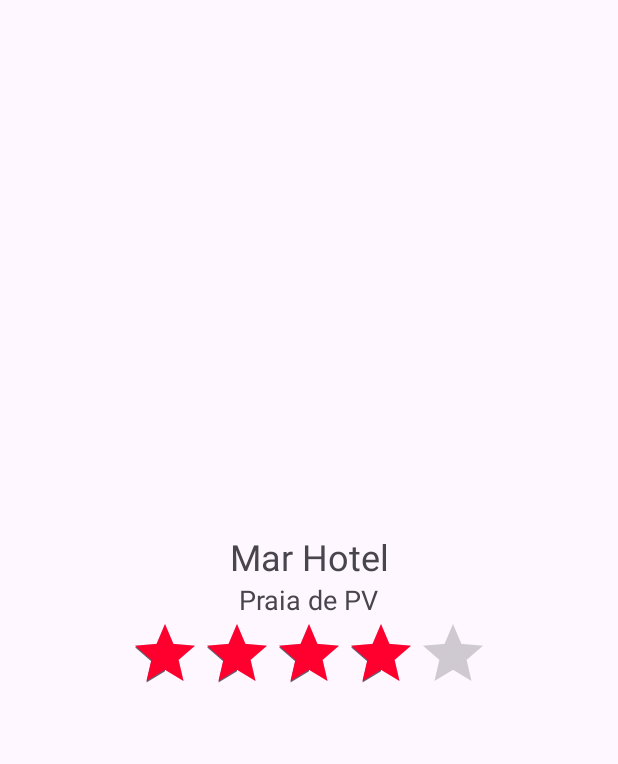
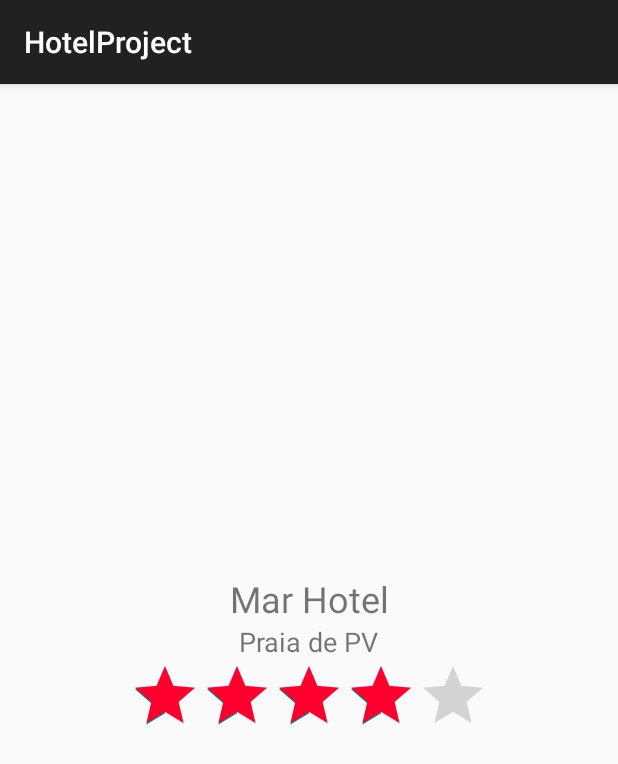
Before and after one commit to GabrielLarramendi/HotelProjectKotlin, an Android app: the screen it shows after launch (HotelDetailsActivity), after a tap on "Mar Hotel", on a phone screen of 412 x 824 dp. Shown: the top 764 px of the screen. Run offline under Robolectric (Android 15) with nearby library versions, the phone set to English and light mode, and no system bars; 1 other tap on this screen came first.

Commit message:
Adding Action Bar | Search Action

```diff
--- a/app/src/main/AndroidManifest.xml
+++ b/app/src/main/AndroidManifest.xml
@@ -10,7 +10,7 @@
         android:label="@string/app_name"
         android:roundIcon="@mipmap/ic_launcher_round"
         android:supportsRtl="true"
-        android:theme="@style/Theme.HotelProject"
+        android:theme="@style/AppTheme"
         tools:targetApi="31">
         <activity
             android:name=".activities.HotelDetailsActivity"
--- a/app/src/main/java/dominando/android/hotelproject/activities/MainActivity.kt
+++ b/app/src/main/java/dominando/android/hotelproject/activities/MainActivity.kt
@@ -2,16 +2,40 @@ package dominando.android.hotelproject.activities
 
 import androidx.appcompat.app.AppCompatActivity
 import android.os.Bundle
+import android.os.Handler
 import android.view.Menu
+import android.view.MenuItem
+import androidx.appcompat.widget.SearchView
+
 import dominando.android.hotelproject.R
 import dominando.android.hotelproject.fragments.HotelDetailsFragment
 import dominando.android.hotelproject.fragments.HotelListFragment
 import dominando.android.hotelproject.model.Hotel
 
-class MainActivity : AppCompatActivity(), HotelListFragment.OnHotelClickListener {
+class MainActivity : AppCompatActivity(),
+    HotelListFragment.OnHotelClickListener,
+    androidx.appcompat.widget.SearchView.OnQueryTextListener,
+    MenuItem.OnActionExpandListener {
+
+    private var lastSearchTerm: String = ""
+    private var searchView: SearchView? = null
+
+    private val listFragment: HotelListFragment by lazy {
+        supportFragmentManager.findFragmentById(R.id.fragmentList) as HotelListFragment }
+
     override fun onCreate(savedInstanceState: Bundle?) {
         super.onCreate(savedInstanceState)
         setContentView(R.layout.activity_main)
+    }
+
+    override fun onSaveInstanceState(outState: Bundle) {
+        super.onSaveInstanceState(outState)
+        outState.putString(EXTRA_SEARCH_TERM, lastSearchTerm)
+    }
+
+    override fun onRestoreInstanceState(savedInstanceState: Bundle) {
+        super.onRestoreInstanceState(savedInstanceState)
+        lastSearchTerm = savedInstanceState.getString(EXTRA_SEARCH_TERM) ?: ""
     }
 
     override fun onHotelClick(hotel: Hotel) {
@@ -23,13 +47,50 @@ class MainActivity : AppCompatActivity(), HotelListFragment.OnHotelClickListener
         }
     }
 
-    override fun onCreateOptionsMenu(menu: Menu?): Boolean {
-        return super.onCreateOptionsMenu(menu)
+    private fun showDetailsActivity(hotelId: Long) {
+        searchView?.setOnQueryTextListener(null)
+        HotelDetailsActivity.open(this, hotelId)
     }
 
-    private fun showDetailsActivity(hotelId: Long) {
-        HotelDetailsActivity.open(this, hotelId)
+    override fun onCreateOptionsMenu(menu: Menu?): Boolean {
+        menuInflater.inflate(R.menu.hotel, menu)
+        val searchItem = menu?.findItem(R.id.action_search)
+        searchItem?.setOnActionExpandListener(this)
+        searchView = searchItem?.actionView as SearchView
+        searchView?.queryHint = getString(R.string.hint_search)
+        searchView?.setOnQueryTextListener(this)
+
+        if(lastSearchTerm.isNotEmpty()) {
+            Handler().post {
+                val query = lastSearchTerm
+                searchItem.expandActionView()
+                searchView?.setQuery(query, true)
+                searchView?.clearFocus()
+            }
+        }
+        return true
     }
+
+    override fun onOptionsItemSelected(item: MenuItem): Boolean {
+        return super.onOptionsItemSelected(item)
+    }
+
+    override fun onQueryTextSubmit(query: String?) = true
+
+    override fun onQueryTextChange(newText: String?): Boolean {
+        lastSearchTerm = newText ?:""
+        listFragment.search(lastSearchTerm)
+        return true
+    }
+
+    override fun onMenuItemActionExpand(item: MenuItem) = true
+
+    override fun onMenuItemActionCollapse(item: MenuItem): Boolean {
+        lastSearchTerm = ""
+        listFragment.clearSearch()
+        return true
+    }
+
 
     private fun isTablet() = resources.getBoolean(R.bool.tablet)
     private fun isSmartphone() = resources.getBoolean(R.bool.smartphone)
@@ -37,9 +98,15 @@ class MainActivity : AppCompatActivity(), HotelListFragment.OnHotelClickListener
     private fun showDetailsFragment(hotelId: Long) {
         val fragment = HotelDetailsFragment.newInstance(hotelId)
 
+        searchView?.setOnQueryTextListener(null)
+
         supportFragmentManager
             .beginTransaction()
             .replace(R.id.details, fragment, HotelDetailsFragment.TAG_DETAILS)
             .commit()
     }
+
+    companion object {
+        const val EXTRA_SEARCH_TERM = "lastSearch"
+    }
 }
--- a/app/src/main/res/menu/hotel.xml
+++ b/app/src/main/res/menu/hotel.xml
@@ -21,7 +21,7 @@
         android:id="@+id/action_info"
         android:icon="@android:drawable/ic_menu_info_details"
         android:title="@string/action_info"
-        app:showAsAction="never|ifRoom" />
+        app:showAsAction="never" />
 
 
 
--- a/app/src/main/res/values-night/themes.xml
+++ /dev/null
@@ -1,7 +0,0 @@
-<resources xmlns:tools="http://schemas.android.com/tools">
-    <!-- Base application theme. -->
-    <style name="Base.Theme.HotelProject" parent="Theme.Material3.DayNight.NoActionBar">
-        <!-- Customize your dark theme here. -->
-        <!-- <item name="colorPrimary">@color/my_dark_primary</item> -->
-    </style>
-</resources>
--- /dev/null
+++ b/app/src/main/res/values/styles.xml
@@ -0,0 +1,6 @@
+<resources xmlns:tools="http://schemas.android.com/tools">
+    <style name="AppTheme" parent="Theme.AppCompat.Light.DarkActionBar">
+
+    </style>
+
+</resources>
--- a/app/src/main/res/values/themes.xml
+++ /dev/null
@@ -1,8 +0,0 @@
-<resources xmlns:tools="http://schemas.android.com/tools">
-    <!-- Base application theme. -->
-    <style name="Base.Theme.HotelProject" parent="Theme.Material3.DayNight.NoActionBar">
-
-    </style>
-
-    <style name="Theme.HotelProject" parent="Base.Theme.HotelProject" />
-</resources>
```
Also changed, not shown: app/src/main/java/dominando/android/hotelproject/fragments/HotelListFragment.kt (+8 -0 lines).
